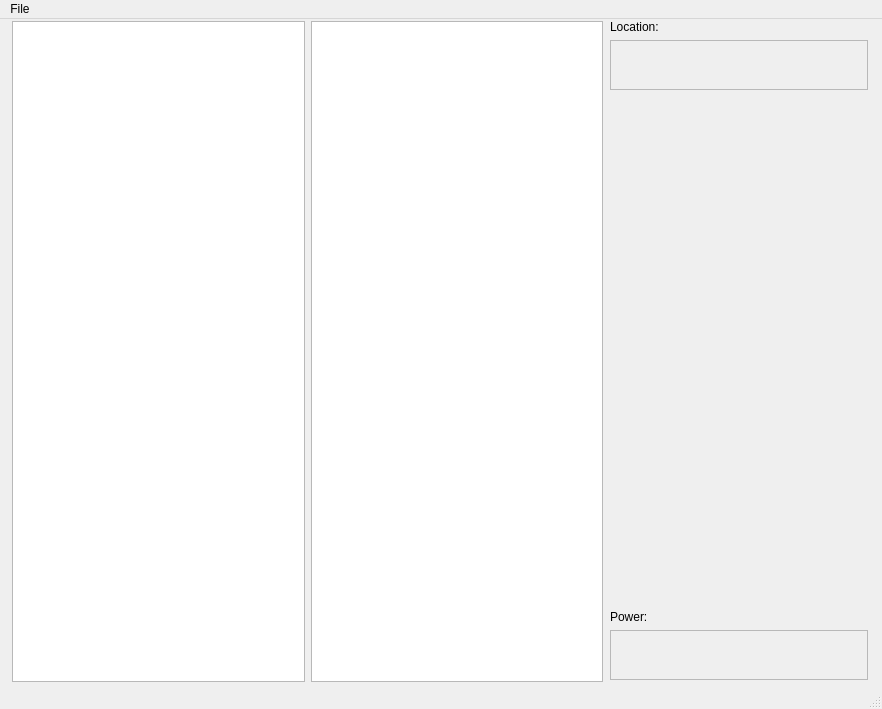
Before: the Qt Designer form GUI/mainwindow.ui in BartBas/DABeindopdracht, drawn with Qt 5.
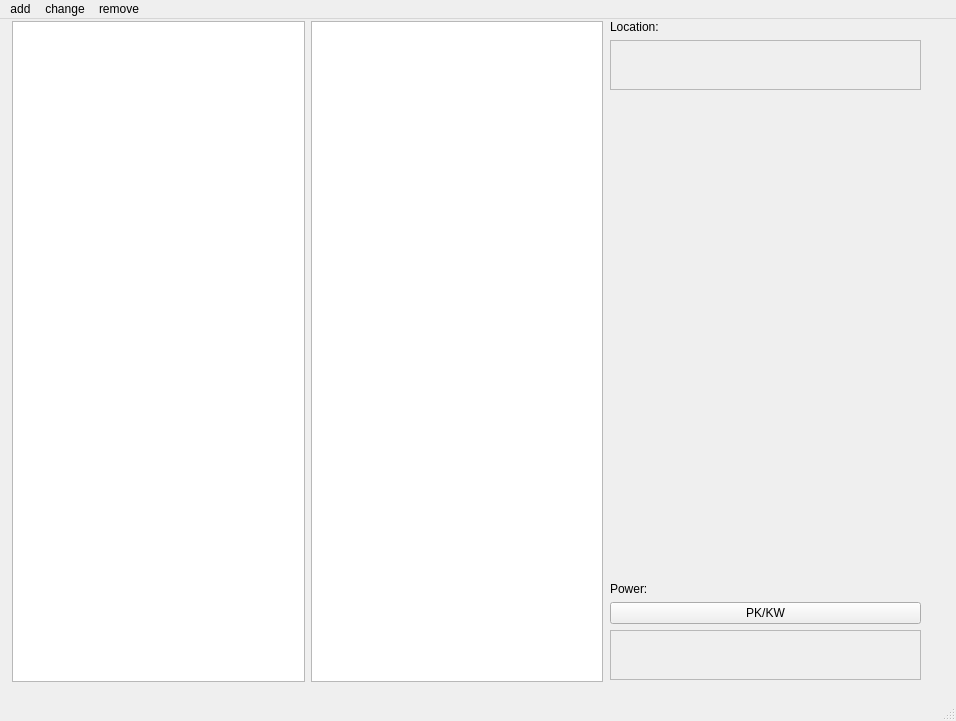
After: the same form once the commit is applied.

```diff
--- a/GUI/mainwindow.ui
+++ b/GUI/mainwindow.ui
@@ -6,8 +6,8 @@
    <rect>
     <x>0</x>
     <y>0</y>
-    <width>882</width>
-    <height>709</height>
+    <width>956</width>
+    <height>721</height>
    </rect>
   </property>
   <property name="windowTitle">
@@ -37,7 +37,7 @@
      <rect>
       <x>610</x>
       <y>0</y>
-      <width>258</width>
+      <width>311</width>
       <height>661</height>
      </rect>
     </property>
@@ -103,6 +103,13 @@
        </property>
       </widget>
      </item>
+     <item>
+      <widget class="QPushButton" name="radioButton">
+       <property name="text">
+        <string>PK/KW</string>
+       </property>
+      </widget>
+     </item>
      <item>
       <widget class="QListWidget" name="modelDetails">
        <property name="enabled">
@@ -124,17 +131,35 @@
     <rect>
      <x>0</x>
      <y>0</y>
-     <width>882</width>
+     <width>956</width>
      <height>21</height>
     </rect>
    </property>
-   <widget class="QMenu" name="menuFile">
+   <widget class="QMenu" name="menuadd">
     <property name="title">
-     <string>File</string>
+     <string>add</string>
     </property>
     <addaction name="actionclose"/>
    </widget>
-   <addaction name="menuFile"/>
+   <widget class="QMenu" name="menuchange">
+    <property name="title">
+     <string>change</string>
+    </property>
+    <addaction name="actionBrandName"/>
+    <addaction name="actionHQ"/>
+    <addaction name="actionModelName"/>
+    <addaction name="actionPower"/>
+   </widget>
+   <widget class="QMenu" name="menuremove">
+    <property name="title">
+     <string>remove</string>
+    </property>
+    <addaction name="actionBrandRemove"/>
+    <addaction name="actionModelRemove"/>
+   </widget>
+   <addaction name="menuadd"/>
+   <addaction name="menuchange"/>
+   <addaction name="menuremove"/>
   </widget>
   <widget class="QStatusBar" name="statusbar"/>
   <action name="actionclose">
```
Left out of the diff: 76 changed lines with no effect on the pictures.
